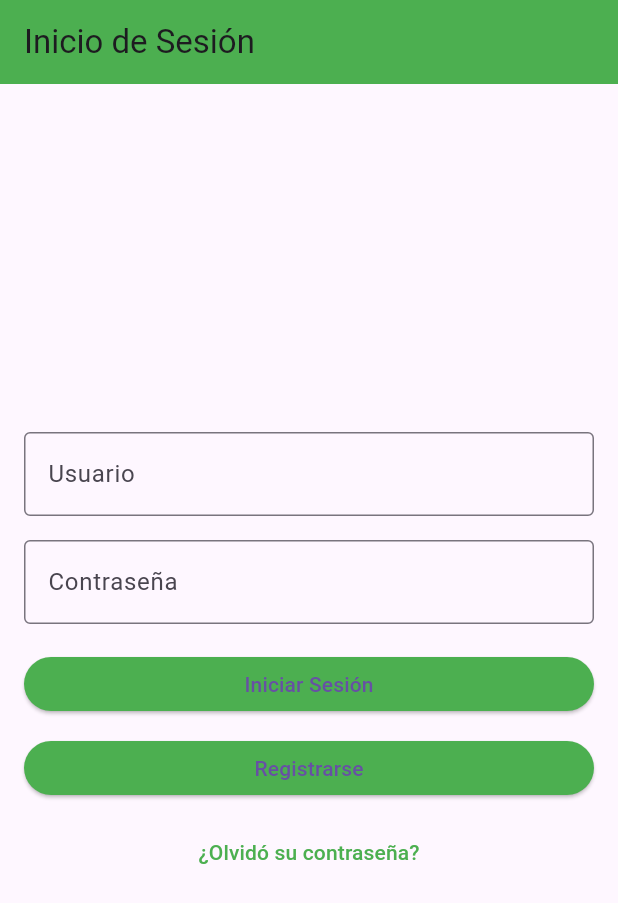
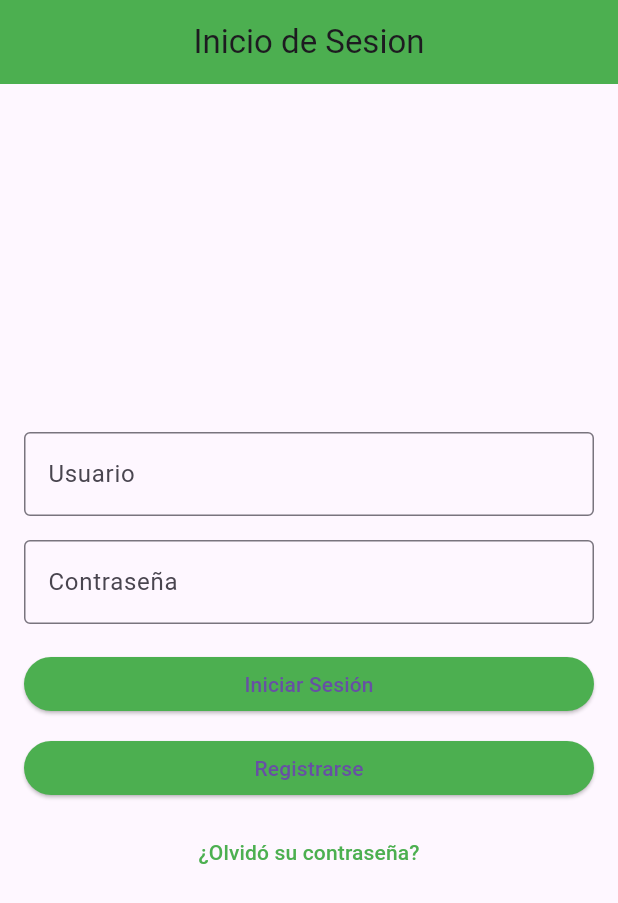
Before and after one commit to LibniB/ejercicio4-Moviles, a Flutter app: the screen it shows after launch, on a phone screen of 412 x 824 dp. Shown: the top 903 px of the screen. Run offline on Flutter 3.47's test engine with Material 3 defaults, Android fonts, the phone set to English and light mode, and no system bars.

Commit message:
subiendo cambios

```diff
--- a/lib/main.dart
+++ b/lib/main.dart
@@ -24,7 +24,7 @@ class LoginPage extends StatelessWidget {
   Widget build(BuildContext context) {
     return Scaffold(
       appBar: AppBar(
-        title: Text('Inicio de Sesión'),
+        title: Center(child: Text('Inicio de Sesion')),
         backgroundColor: Colors.green,
       ),
       body: Padding(
```
